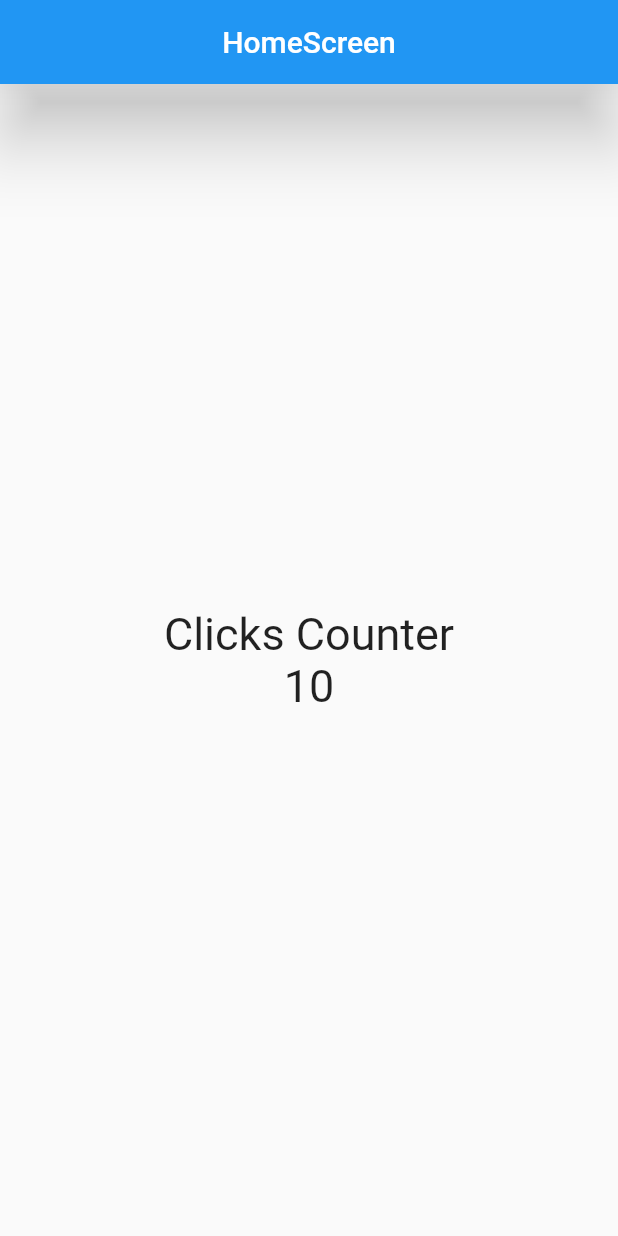
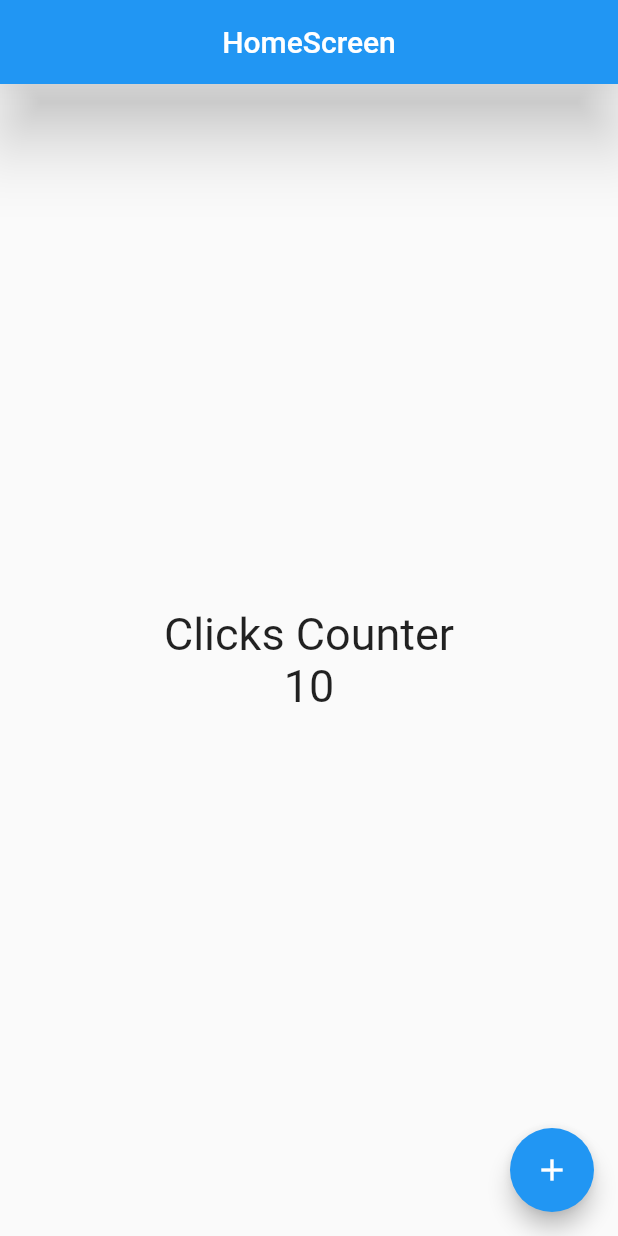
Before and after one commit to ChristianTC/counter_app_flutter, a Flutter app: the screen it shows after launch, on a phone screen of 412 x 824 dp. Run offline on Flutter 3.47's test engine with Material 2 defaults, Android fonts, the phone set to English and light mode, and no system bars.

Commit message:
Floating Action Button

```diff
--- a/lib/screens/home_screen.dart
+++ b/lib/screens/home_screen.dart
@@ -5,7 +5,7 @@ class HomeScreen extends StatelessWidget {
 
   @override
   Widget build(BuildContext context) {
-    const fontSize30 = const TextStyle(fontSize: 30);
+    const fontSize30 = TextStyle(fontSize: 30);
 
     return Scaffold(
         appBar: AppBar(
@@ -27,6 +27,13 @@ class HomeScreen extends StatelessWidget {
                 )
               ]),
         ),
-    );
+        floatingActionButton: FloatingActionButton(
+          child: const Icon(
+            Icons.add,
+          ),
+          onPressed: () {
+            print('hi');
+          },
+        ));
   }
 }
```
Lines whose indentation alone changed are shown as unchanged.
